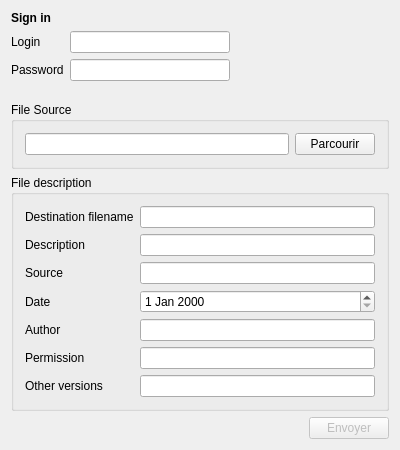
Above: mediawiki/samplecode/uploadsample/mainwindow.ui from KDE/silk before the change. Below: the same form after it.
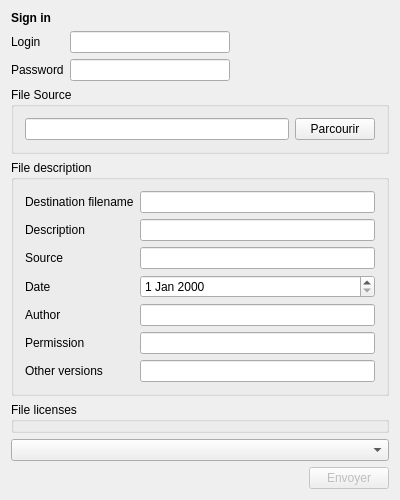
That is the form after the change.

Commit message: Add licenses, fix login error, fix tab order in upload sample.

The edit to the form file:
```diff
--- a/mediawiki/samplecode/uploadsample/mainwindow.ui
+++ b/mediawiki/samplecode/uploadsample/mainwindow.ui
@@ -7,7 +7,7 @@
     <x>0</x>
     <y>0</y>
     <width>400</width>
-    <height>450</height>
+    <height>495</height>
    </rect>
   </property>
   <property name="windowTitle">
@@ -196,7 +196,7 @@
       </item>
      </layout>
     </item>
-    <item row="3" column="0">
+    <item row="7" column="0">
      <layout class="QHBoxLayout" name="horizontalLayout_2">
       <item>
        <spacer name="horizontalSpacer">
@@ -223,6 +223,22 @@
       </item>
      </layout>
     </item>
+    <item row="4" column="0">
+     <widget class="QGroupBox" name="groupBox_3">
+      <property name="layoutDirection">
+       <enum>Qt::LeftToRight</enum>
+      </property>
+      <property name="title">
+       <string>File licenses</string>
+      </property>
+      <property name="flat">
+       <bool>true</bool>
+      </property>
+     </widget>
+    </item>
+    <item row="5" column="0">
+     <widget class="QComboBox" name="comboBox"/>
+    </item>
    </layout>
   </widget>
  </widget>
```
Left out of the diff: 17 changed lines with no effect on the pictures. The commit also changes 1 other file.
